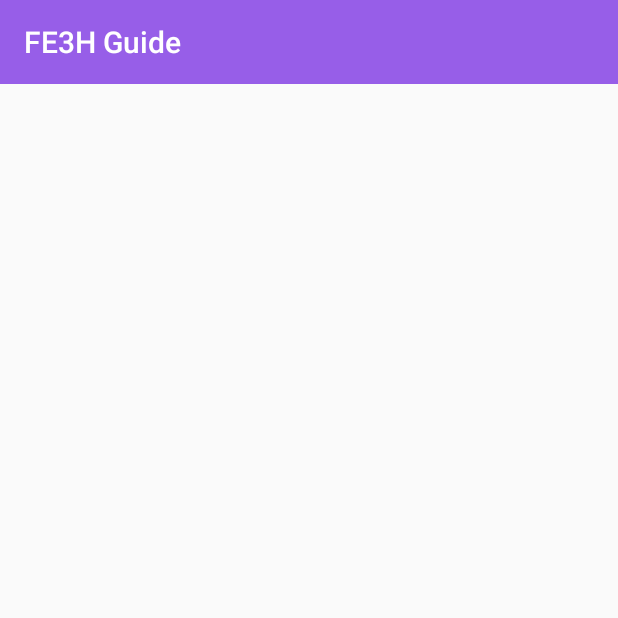
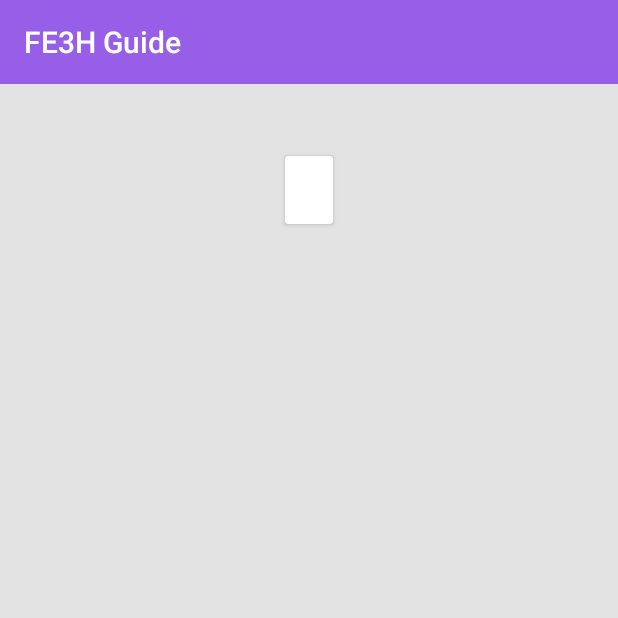
Before and after one commit to xianacarrera/FE3H_Guide, an Android app: the SupportsTextActivity screen opened directly, with no data from a screen before it, on a phone screen of 412 x 824 dp, the top half of it. Run offline under Robolectric (Android 15) with nearby library versions, the phone set to English and light mode, and no system bars; 1 statement that could not run was skipped.

Commit message:
Final touches to Dark Mode

```diff
--- a/app/src/main/java/com/example/fe3hguide/CalculatorFragment.java
+++ b/app/src/main/java/com/example/fe3hguide/CalculatorFragment.java
@@ -1,6 +1,7 @@
 package com.example.fe3hguide;
 
 import android.graphics.Color;
+import android.os.Build;
 import android.os.Bundle;
 
 import androidx.fragment.app.Fragment;
@@ -77,6 +78,10 @@ public class CalculatorFragment extends Fragment {
                 textViewTrueHit.setVisibility(View.INVISIBLE);
             }
         });
+        // NumberPicker text color can only be changed after version 29
+        if (Build.VERSION.SDK_INT >= Build.VERSION_CODES.Q) {
+            numberPicker.setTextColor(getResources().getColor(R.color.mainText));
+        }
 
         // When the button is clicked, the True Hit is calculated and shown
         button.setOnClickListener(new View.OnClickListener() {
--- a/app/src/main/java/com/example/fe3hguide/characters/profile/ProfileActivity.java
+++ b/app/src/main/java/com/example/fe3hguide/characters/profile/ProfileActivity.java
@@ -21,8 +21,6 @@ public class ProfileActivity extends AppCompatActivity {
 
     private String character;
     private SQLiteDatabase db;
-
-    // TODO: close db on destroy!!!!!!!!!
 
     @Override
     protected void onCreate(Bundle savedInstanceState) {
--- a/app/src/main/res/layout/activity_supports_text.xml
+++ b/app/src/main/res/layout/activity_supports_text.xml
@@ -4,6 +4,7 @@
     xmlns:tools="http://schemas.android.com/tools"
     android:layout_width="match_parent"
     android:layout_height="match_parent"
+    android:background="@color/mainBackground"
     tools:context=".supports.SupportsTextActivity">
 
     <LinearLayout
@@ -15,14 +16,28 @@
             layout="@layout/toolbar_main"
             android:id="@+id/toolbar" />
 
-        <TextView
-            android:id="@+id/textView_support_rank"
-            android:layout_width="match_parent"
+        <androidx.cardview.widget.CardView
+            android:layout_width="wrap_content"
             android:layout_height="wrap_content"
-            android:layout_gravity="center_horizontal"
             android:layout_marginTop="48dp"
-            android:gravity="center_horizontal"
-            android:textAppearance="@style/TextAppearance.AppCompat.Large" />
+            app:cardBackgroundColor="@color/elevation1"
+            android:layout_gravity="center_horizontal">
+
+            <TextView
+                android:id="@+id/textView_support_rank"
+                android:layout_width="wrap_content"
+                android:layout_height="wrap_content"
+                android:layout_marginTop="8dp"
+                android:layout_marginBottom="8dp"
+                android:layout_marginStart="16dp"
+                android:layout_marginEnd="16dp"
+                android:gravity="center_horizontal"
+                android:textColor="@color/mainText"
+                android:textStyle="bold"
+                android:textAppearance="@style/TextAppearance.AppCompat.Large" />
+
+
+        </androidx.cardview.widget.CardView>
 
         <TextView
             android:id="@+id/textView_support_text"
@@ -32,6 +47,7 @@
             android:layout_marginTop="36dp"
             android:layout_marginEnd="24dp"
             android:layout_marginBottom="48dp"
+            android:textColor="@color/mainText"
             android:textAppearance="@style/TextAppearance.AppCompat.Body1" />
 
     </LinearLayout>
```
Also changed, not shown: app/src/main/res/layout/fragment_about.xml (+4 -4 lines).
